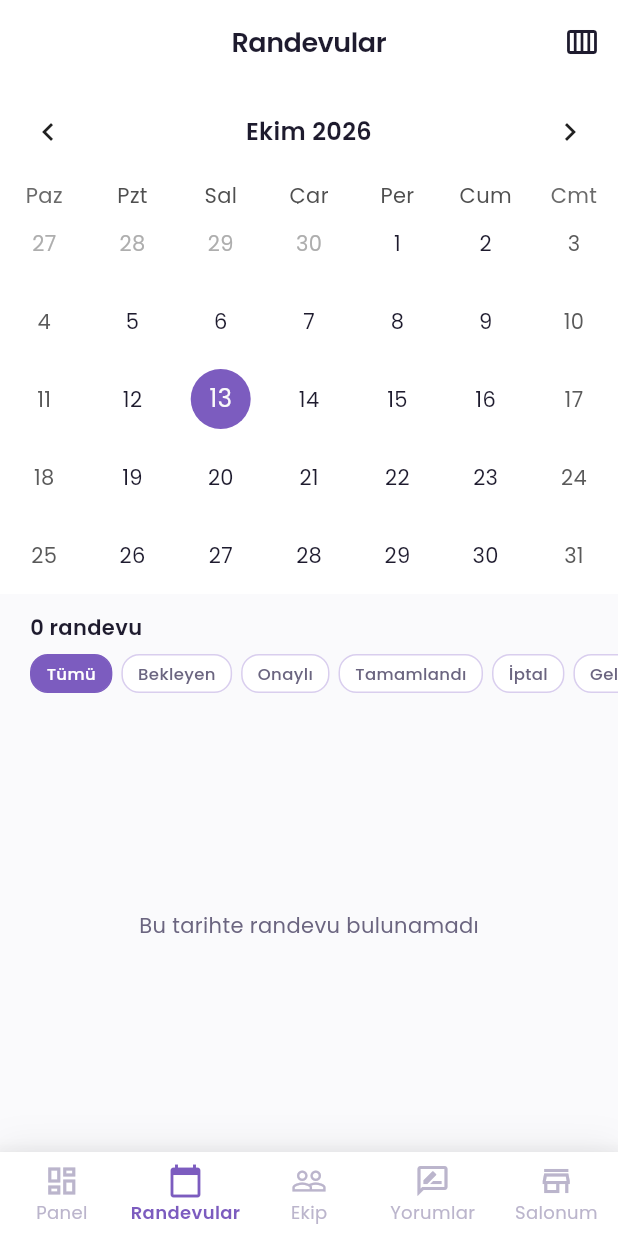
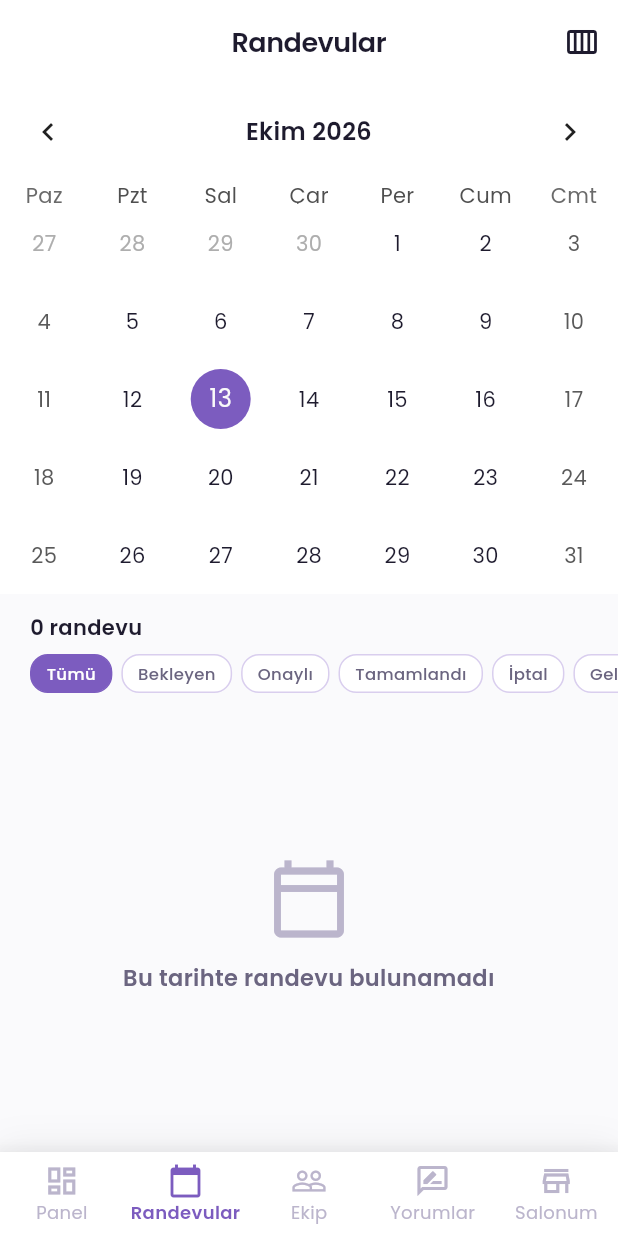
Before and after one commit to bahattinercan/beauty-salon, a Flutter app: the SalonAppointmentsScreen screen opened by its route, after a tap on the "calendar view month" icon, on a phone screen of 412 x 824 dp. Run offline on Flutter 3.47's test engine with Material 3 defaults, Android fonts, the phone set to English and light mode, and no system bars; drawn by our look-alikes of table_calendar; our stand-ins replace cached_network_image, dio, fl_chart, flutter_local_notifications, flutter_riverpod, flutter_secure_storage and 11 more; accounts and stored records are empty; project files that could hold a hidden picture were left out.

Commit message:
feat(salon-app): tutarlı yükleme/boş/hata durum bileşenleri
core/widgets/state_view.dart: Skeleton, SkeletonList, EmptyState, ErrorState
(retry) ve AsyncStateView<T>.

reviews, services, staff, appointments ekranları artık skeleton + retry
butonlu hata + EmptyState kullanıyor. Testlerde düz MaterialApp kullanılabildiği
için tema extension'ı yoksa AppThemeColors.light fallback'u var.

Doğrulama: flutter analyze -> 0 issue; flutter test -> 28 passing

```diff
--- a/apps/salon_app/lib/core/l10n/app_strings.dart
+++ b/apps/salon_app/lib/core/l10n/app_strings.dart
@@ -150,6 +150,9 @@ class S {
   String get reviewsAnswered    => isEn ? 'Answered'                 : 'Yanıtlı';
   String get noReviewsFound     => isEn ? 'No reviews found'         : 'Yorum bulunamadı';
   String get loadMore          => isEn ? 'Load more'                : 'Daha fazla göster';
+  String get retry             => isEn ? 'Retry'                  : 'Tekrar dene';
+  String get errorLoading      => isEn ? 'Something went wrong'     : 'Bir şeyler ters gitti';
+  String get noResults         => isEn ? 'No results'               : 'Sonuç bulunamadı';
   String get photos            => isEn ? 'Photos'                   : 'Fotoğraflar';
   String get addPhotos         => isEn ? 'Add photos'               : 'Fotoğraf ekle';
   String get noPhotos          => isEn ? 'No photos yet'            : 'Henüz fotoğraf yok';
--- /dev/null
+++ b/apps/salon_app/lib/core/widgets/state_view.dart
@@ -0,0 +1,207 @@
+import 'package:flutter/material.dart';
+import 'package:flutter_riverpod/flutter_riverpod.dart';
+import '../../app/theme/app_colors.dart';
+import '../../app/theme/app_theme_colors.dart';
+import '../l10n/app_strings.dart';
+
+/// Uygulama genelinde tutarlı "yükleniyor / boş / hata" durumları.
+
+// Testlerde (düz MaterialApp) tema extension'ı olmayabilir; light fallback'u
+// widget'ların tek başına test edilebilmesini sağlar.
+AppThemeColors _colors(BuildContext context) =>
+    Theme.of(context).extension<AppThemeColors>() ?? AppThemeColors.light;
+///
+/// Ekranlar artık kendi başına CircularProgressIndicator veya düz metin
+/// yerine SkeletonList / EmptyState / ErrorState kullanıyor.
+
+/// Bağımlılıksız skeleton: opaklık nabız efektiyle animasyonlu.
+class Skeleton extends StatefulWidget {
+  final double width;
+  final double height;
+  final double borderRadius;
+
+  const Skeleton({
+    super.key,
+    this.width = double.infinity,
+    this.height = 16,
+    this.borderRadius = 8,
+  });
+
+  @override
+  State<Skeleton> createState() => _SkeletonState();
+}
+
+class _SkeletonState extends State<Skeleton> with SingleTickerProviderStateMixin {
+  late final AnimationController _controller;
+
+  @override
+  void initState() {
+    super.initState();
+    _controller = AnimationController(
+      duration: const Duration(milliseconds: 1200),
+      vsync: this,
+    )..repeat();
+  }
+
+  @override
+  void dispose() {
+    _controller.dispose();
+    super.dispose();
+  }
+
+  @override
+  Widget build(BuildContext context) {
+    final c = _colors(context);
+
+    return AnimatedBuilder(
+      animation: _controller,
+      builder: (context, _) {
+        final pulse = 0.30 + 0.30 * (1 - (2 * _controller.value - 1).abs());
+        return Container(
+          width: widget.width,
+          height: widget.height,
+          decoration: BoxDecoration(
+            color: c.surfaceVariant.withValues(alpha: pulse + 0.2),
+            borderRadius: BorderRadius.circular(widget.borderRadius),
+          ),
+        );
+      },
+    );
+  }
+}
+
+class SkeletonList extends StatelessWidget {
+  final int count;
+  final double itemHeight;
+
+  const SkeletonList({super.key, this.count = 3, this.itemHeight = 110});
+
+  @override
+  Widget build(BuildContext context) {
+    return Column(
+      children: [
+        for (int i = 0; i < count; i++)
+          Padding(
+            padding: EdgeInsets.only(bottom: i == count - 1 ? 0 : 12),
+            child: Skeleton(height: itemHeight, borderRadius: 16),
+          ),
+      ],
+    );
+  }
+}
+
+class EmptyState extends StatelessWidget {
+  final String message;
+  final String? subMessage;
+  final IconData icon;
+  final String? actionLabel;
+  final VoidCallback? onAction;
+
+  const EmptyState({
+    super.key,
+    required this.message,
+    this.subMessage,
+    this.icon = Icons.inbox_outlined,
+    this.actionLabel,
+    this.onAction,
+  });
+
+  @override
+  Widget build(BuildContext context) {
+    final c = _colors(context);
+
+    return Center(
+      child: Column(
+        mainAxisAlignment: MainAxisAlignment.center,
+        children: [
+          Icon(icon, size: 56, color: c.textHint),
+          const SizedBox(height: 14),
+          Text(
+            message,
+            style: TextStyle(fontSize: 15, fontWeight: FontWeight.w600, color: c.textSecondary),
+            textAlign: TextAlign.center,
+          ),
+          if (subMessage != null) ...[
+            const SizedBox(height: 6),
+            Text(subMessage!,
+                style: TextStyle(fontSize: 13, color: c.textHint),
+                textAlign: TextAlign.center),
+          ],
+          if (actionLabel != null && onAction != null) ...[
+            const SizedBox(height: 14),
+            TextButton(onPressed: onAction, child: Text(actionLabel!)),
+          ],
+        ],
+      ),
+    );
+  }
+}
+
+class ErrorState extends StatelessWidget {
+  final String message;
+  final VoidCallback? onRetry;
+
+  const ErrorState({super.key, required this.message, this.onRetry});
+
+  @override
+  Widget build(BuildContext context) {
+    final c = _colors(context);
+    final s = S.of(context);
+
+    return Center(
+      child: Column(
+        mainAxisAlignment: MainAxisAlignment.center,
+        children: [
+          Icon(Icons.wifi_off, size: 48, color: c.textHint),
+          const SizedBox(height: 12),
+          Text(s.errorLoading, style: const TextStyle(fontSize: 16, fontWeight: FontWeight.w600)),
+          const SizedBox(height: 6),
+          Text(message, style: TextStyle(fontSize: 12, color: c.textSecondary), textAlign: TextAlign.center),
+          if (onRetry != null) ...[
+            const SizedBox(height: 16),
+            ElevatedButton(
+              onPressed: onRetry,
+              style: ElevatedButton.styleFrom(backgroundColor: AppColors.primary),
+              child: Text(s.retry, style: const TextStyle(color: Colors.white)),
+            ),
+          ],
+        ],
+      ),
+    );
+  }
+}
+
+/// AsyncValue'ı tutarlı biçimde render eder.
+class AsyncStateView<T> extends StatelessWidget {
+  final AsyncValue<T> value;
+  final Widget Function(T data) data;
+  final Widget? skeleton;
+  final Widget? empty;
+  final bool Function(T data)? isEmpty;
+  final VoidCallback? onRetry;
+
+  const AsyncStateView({
+    super.key,
+    required this.value,
+    required this.data,
+    this.skeleton,
+    this.empty,
+    this.isEmpty,
+    this.onRetry,
+  });
+
+  @override
+  Widget build(BuildContext context) {
+    return value.when(
+      loading: () => skeleton ?? const SkeletonList(),
+      error: (error, _) => ErrorState(message: error.toString(), onRetry: onRetry),
+      data: (value) {
+        final emptyCheck = isEmpty;
+        if (emptyCheck != null && emptyCheck(value)) {
+          return empty ?? EmptyState(message: S.of(context).noResults);
+        }
+        return data(value);
+      },
+    );
+  }
+}
--- a/apps/salon_app/lib/features/appointments/presentation/screens/salon_appointments_screen.dart
+++ b/apps/salon_app/lib/features/appointments/presentation/screens/salon_appointments_screen.dart
@@ -4,6 +4,7 @@ import 'package:table_calendar/table_calendar.dart';
 import '../../../../app/theme/app_colors.dart';
 import '../../../../app/theme/app_theme_colors.dart';
 import '../../../../core/l10n/app_strings.dart';
+import '../../../../core/widgets/state_view.dart';
 import '../../data/appointments_provider.dart';
 
 class SalonAppointmentsScreen extends ConsumerStatefulWidget {
@@ -85,7 +86,7 @@ class _SalonAppointmentsScreenState extends ConsumerState<SalonAppointmentsScree
                     return Text(s.appointmentCount(filtered.length),
                         style: const TextStyle(fontSize: 14, fontWeight: FontWeight.w600));
                   },
-                  loading: () => const Text('...'),
+                  loading: () => const Skeleton(width: 120, height: 20),
                   error: (_, _) => const SizedBox(),
                 ),
               ],
@@ -112,13 +113,17 @@ class _SalonAppointmentsScreenState extends ConsumerState<SalonAppointmentsScree
           ),
           Expanded(
             child: apptAsync.when(
-              loading: () => const Center(child: CircularProgressIndicator()),
-              error: (e, _) => Center(child: Text(s.errorMsg('$e'), style: const TextStyle(color: Colors.red))),
+              loading: () => const SkeletonList(count: 4, itemHeight: 90),
+              error: (e, _) => ErrorState(
+                message: s.errorMsg('$e'),
+                onRetry: () => ref.read(salonAppointmentsProvider.notifier).refresh(),
+              ),
               data: (list) {
                 final filtered = _filterList(list);
                 if (filtered.isEmpty) {
-                  return Center(
-                    child: Text(s.noAppointmentsForDate, style: TextStyle(color: c.textSecondary)),
+                  return EmptyState(
+                    message: s.noAppointmentsForDate,
+                    icon: Icons.calendar_today_outlined,
                   );
                 }
                 return RefreshIndicator(
```
Also changed, not shown: apps/salon_app/lib/features/reviews/presentation/screens/salon_reviews_screen.dart (+6 -2 lines), apps/salon_app/lib/features/services/presentation/screens/service_management_screen.dart (+7 -3 lines), apps/salon_app/lib/features/staff/presentation/screens/staff_management_screen.dart (+7 -3 lines), 2 other files.
